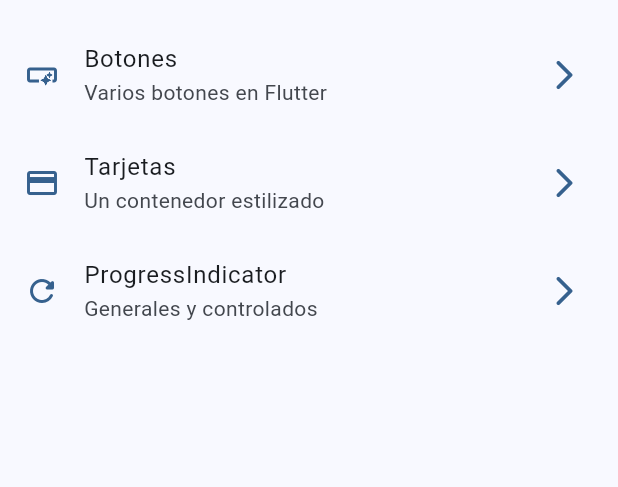
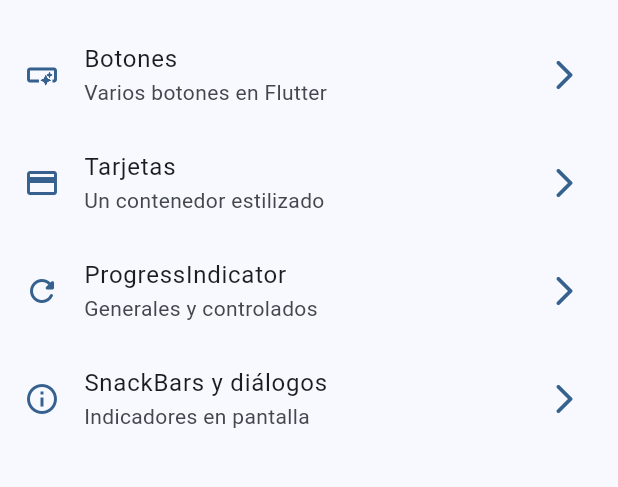
Before and after one commit to gu1llermo/widgets-app, a Flutter app: the screen it shows after launch, on a phone screen of 412 x 824 dp, the part 63-550 px from its top. Run offline on Flutter 3.47's test engine with Material 3 defaults, Android fonts, the phone set to English and light mode, and no system bars; our stand-ins replace go_router.

Commit message:
snackbars dialogs terminado

```diff
--- a/lib/config/menu/menu_item.dart
+++ b/lib/config/menu/menu_item.dart
@@ -29,4 +29,9 @@ const appMenuItems = <MenuItem>[
       subTitle: 'Generales y controlados',
       link: '/progress',
       icon: Icons.refresh_rounded),
+  MenuItem(
+      title: 'SnackBars y diálogos',
+      subTitle: 'Indicadores en pantalla',
+      link: '/snackbars',
+      icon: Icons.info_outline),
 ];
--- a/lib/config/router/app_router.dart
+++ b/lib/config/router/app_router.dart
@@ -24,5 +24,10 @@ final appRouter = GoRouter(
       name: ProgressScreen.name,
       builder: (context, state) => const ProgressScreen(),
     ),
+    GoRoute(
+      path: '/snackbars',
+      name: SnackbarScreen.name,
+      builder: (context, state) => const SnackbarScreen(),
+    ),
   ],
 );
```
Also changed, not shown: lib/presentation/screens/snackbar/snackbar_screen.dart (+64 -1 lines).
